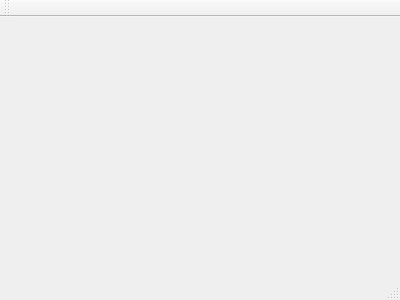
The window that radio_jam_serveur.ui (MrMelick-lab/CLL-RadioJam_Serveur) describes before a commit, drawn with Qt 5.
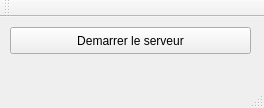
The same window after the commit.

Commit message: Début du code serveur.

The edit to the form file:
```diff
--- a/radio_jam_serveur.ui
+++ b/radio_jam_serveur.ui
@@ -1,24 +1,53 @@
 <ui version="4.0">
  <class>Radio_Jam_Serveur</class>
- <widget class="QMainWindow" name="Radio_Jam_Serveur" >
-  <property name="geometry" >
+ <widget class="QMainWindow" name="Radio_Jam_Serveur">
+  <property name="geometry">
    <rect>
     <x>0</x>
     <y>0</y>
-    <width>400</width>
-    <height>300</height>
+    <width>264</width>
+    <height>108</height>
    </rect>
   </property>
   <property name="windowTitle" >
    <string>Radio_Jam_Serveur</string>
   </property>
-  <widget class="QMenuBar" name="menuBar" />
-  <widget class="QToolBar" name="mainToolBar" />
-  <widget class="QWidget" name="centralWidget" />
-  <widget class="QStatusBar" name="statusBar" />
+  <widget class="QWidget" name="centralWidget">
+   <widget class="QPushButton" name="btnDemArr">
+    <property name="geometry">
+     <rect>
+      <x>10</x>
+      <y>10</y>
+      <width>241</width>
+      <height>27</height>
+     </rect>
+    </property>
+    <property name="text">
+     <string>Demarrer le serveur</string>
+    </property>
+   </widget>
+  </widget>
+  <widget class="QMenuBar" name="menuBar">
+   <property name="geometry">
+    <rect>
+     <x>0</x>
+     <y>0</y>
+     <width>264</width>
+     <height>23</height>
+    </rect>
+   </property>
+  </widget>
+  <widget class="QToolBar" name="mainToolBar">
+   <attribute name="toolBarArea">
+    <enum>TopToolBarArea</enum>
+   </attribute>
+   <attribute name="toolBarBreak">
+    <bool>false</bool>
+   </attribute>
+  </widget>
+  <widget class="QStatusBar" name="statusBar"/>
  </widget>
- <layoutDefault spacing="6" margin="11" />
- <pixmapfunction></pixmapfunction>
+ <layoutdefault spacing="6" margin="11"/>
  <resources/>
  <connections/>
 </ui>
```
Left out of the diff: 3 changed lines with no effect on the pictures. The commit also changes 5 other files.
